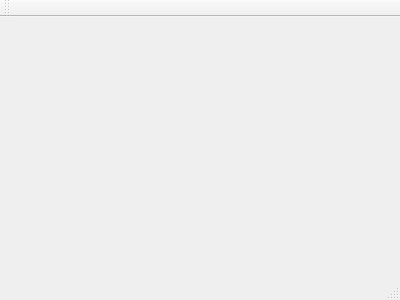
Old version of the form mainwindow.ui in the repository haseebulhassan/MapDownloaderQT.
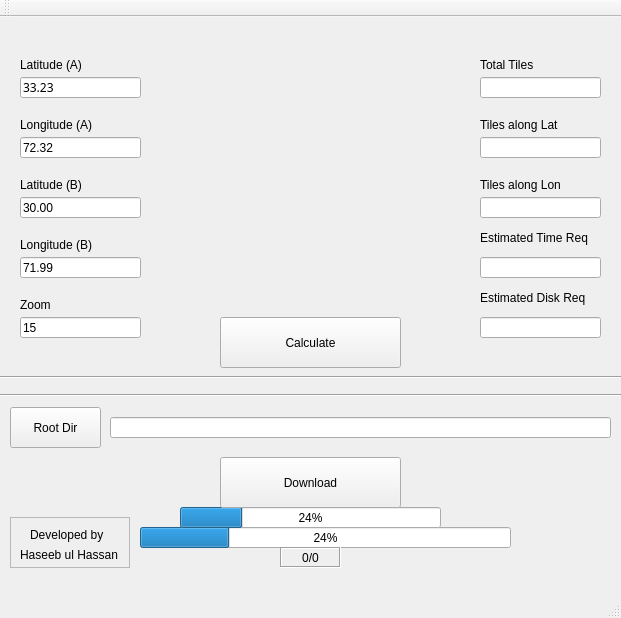
New version of the form. Icons and pictures are not drawn.

Patch:
```diff
--- a/mainwindow.ui
+++ b/mainwindow.ui
@@ -1,24 +1,528 @@
 <ui version="4.0">
  <class>MainWindow</class>
- <widget class="QMainWindow" name="MainWindow" >
-  <property name="geometry" >
+ <widget class="QMainWindow" name="MainWindow">
+  <property name="geometry">
    <rect>
     <x>0</x>
     <y>0</y>
-    <width>400</width>
-    <height>300</height>
+    <width>621</width>
+    <height>618</height>
    </rect>
   </property>
   <property name="windowTitle" >
    <string>MainWindow</string>
   </property>
-  <widget class="QMenuBar" name="menuBar" />
-  <widget class="QToolBar" name="mainToolBar" />
-  <widget class="QWidget" name="centralWidget" />
-  <widget class="QStatusBar" name="statusBar" />
+  <widget class="QWidget" name="centralWidget">
+   <widget class="QProgressBar" name="progressBar">
+    <property name="geometry">
+     <rect>
+      <x>140</x>
+      <y>510</y>
+      <width>371</width>
+      <height>21</height>
+     </rect>
+    </property>
+    <property name="value">
+     <number>24</number>
+    </property>
+   </widget>
+   <widget class="QPushButton" name="pushButton_calculate">
+    <property name="geometry">
+     <rect>
+      <x>220</x>
+      <y>300</y>
+      <width>181</width>
+      <height>51</height>
+     </rect>
+    </property>
+    <property name="text">
+     <string>Calculate</string>
+    </property>
+   </widget>
+   <widget class="QLineEdit" name="lineEdit_latA">
+    <property name="geometry">
+     <rect>
+      <x>20</x>
+      <y>60</y>
+      <width>121</width>
+      <height>21</height>
+     </rect>
+    </property>
+    <property name="font">
+     <font>
+      <family>.SF NS Text</family>
+      <weight>50</weight>
+      <bold>false</bold>
+     </font>
+    </property>
+    <property name="text">
+     <string>33.23</string>
+    </property>
+   </widget>
+   <widget class="QLabel" name="label">
+    <property name="geometry">
+     <rect>
+      <x>20</x>
+      <y>40</y>
+      <width>81</width>
+      <height>16</height>
+     </rect>
+    </property>
+    <property name="text">
+     <string>Latitude (A)</string>
+    </property>
+   </widget>
+   <widget class="QProgressBar" name="progressBar_mini">
+    <property name="geometry">
+     <rect>
+      <x>180</x>
+      <y>490</y>
+      <width>261</width>
+      <height>21</height>
+     </rect>
+    </property>
+    <property name="value">
+     <number>24</number>
+    </property>
+   </widget>
+   <widget class="QLineEdit" name="lineEdit_lonA">
+    <property name="geometry">
+     <rect>
+      <x>20</x>
+      <y>120</y>
+      <width>121</width>
+      <height>21</height>
+     </rect>
+    </property>
+    <property name="text">
+     <string>72.32</string>
+    </property>
+   </widget>
+   <widget class="QLineEdit" name="lineEdit_latB">
+    <property name="geometry">
+     <rect>
+      <x>20</x>
+      <y>180</y>
+      <width>121</width>
+      <height>21</height>
+     </rect>
+    </property>
+    <property name="text">
+     <string>30.00</string>
+    </property>
+   </widget>
+   <widget class="QLabel" name="label_3">
+    <property name="geometry">
+     <rect>
+      <x>20</x>
+      <y>160</y>
+      <width>101</width>
+      <height>16</height>
+     </rect>
+    </property>
+    <property name="text">
+     <string>Latitude (B)</string>
+    </property>
+   </widget>
+   <widget class="QLineEdit" name="lineEdit_lonB">
+    <property name="geometry">
+     <rect>
+      <x>20</x>
+      <y>240</y>
+      <width>121</width>
+      <height>21</height>
+     </rect>
+    </property>
+    <property name="text">
+     <string>71.99</string>
+    </property>
+   </widget>
+   <widget class="QLabel" name="label_4">
+    <property name="geometry">
+     <rect>
+      <x>20</x>
+      <y>220</y>
+      <width>101</width>
+      <height>16</height>
+     </rect>
+    </property>
+    <property name="text">
+     <string>Longitude (B)</string>
+    </property>
+   </widget>
+   <widget class="QLabel" name="pic">
+    <property name="geometry">
+     <rect>
+      <x>180</x>
+      <y>30</y>
+      <width>251</width>
+      <height>261</height>
+     </rect>
+    </property>
+    <property name="text">
+     <string/>
+    </property>
+    <property name="textFormat">
+     <enum>Qt::RichText</enum>
+    </property>
+    <property name="pixmap">
+     <pixmap>map_example1.png</pixmap>
+    </property>
+    <property name="scaledContents">
+     <bool>true</bool>
+    </property>
+   </widget>
+   <widget class="QLineEdit" name="lineEdit_timeReq">
+    <property name="geometry">
+     <rect>
+      <x>480</x>
+      <y>240</y>
+      <width>121</width>
+      <height>21</height>
+     </rect>
+    </property>
+    <property name="readOnly">
+     <bool>true</bool>
+    </property>
+   </widget>
+   <widget class="QLineEdit" name="lineEdit_Lon">
+    <property name="geometry">
+     <rect>
+      <x>480</x>
+      <y>180</y>
+      <width>121</width>
+      <height>21</height>
+     </rect>
+    </property>
+    <property name="readOnly">
+     <bool>true</bool>
+    </property>
+   </widget>
+   <widget class="QLineEdit" name="lineEdit_tilesLat">
+    <property name="geometry">
+     <rect>
+      <x>480</x>
+      <y>120</y>
+      <width>121</width>
+      <height>21</height>
+     </rect>
+    </property>
+    <property name="readOnly">
+     <bool>true</bool>
+    </property>
+   </widget>
+   <widget class="QLabel" name="label_6">
+    <property name="geometry">
+     <rect>
+      <x>480</x>
+      <y>160</y>
+      <width>111</width>
+      <height>16</height>
+     </rect>
+    </property>
+    <property name="text">
+     <string>Tiles along Lon</string>
+    </property>
+   </widget>
+   <widget class="QLabel" name="label_7">
+    <property name="geometry">
+     <rect>
+      <x>480</x>
+      <y>210</y>
+      <width>121</width>
+      <height>21</height>
+     </rect>
+    </property>
+    <property name="text">
+     <string>Estimated Time Req</string>
+    </property>
+   </widget>
+   <widget class="QLabel" name="label_8">
+    <property name="geometry">
+     <rect>
+      <x>480</x>
+      <y>40</y>
+      <width>81</width>
+      <height>16</height>
+     </rect>
+    </property>
+    <property name="text">
+     <string>Total Tiles</string>
+    </property>
+   </widget>
+   <widget class="QLabel" name="label_9">
+    <property name="geometry">
+     <rect>
+      <x>480</x>
+      <y>100</y>
+      <width>111</width>
+      <height>16</height>
+     </rect>
+    </property>
+    <property name="text">
+     <string>Tiles along Lat</string>
+    </property>
+   </widget>
+   <widget class="Line" name="line">
+    <property name="geometry">
+     <rect>
+      <x>0</x>
+      <y>350</y>
+      <width>621</width>
+      <height>21</height>
+     </rect>
+    </property>
+    <property name="orientation">
+     <enum>Qt::Horizontal</enum>
+    </property>
+   </widget>
+   <widget class="QLineEdit" name="lineEdit_zoom">
+    <property name="geometry">
+     <rect>
+      <x>20</x>
+      <y>300</y>
+      <width>121</width>
+      <height>21</height>
+     </rect>
+    </property>
+    <property name="text">
+     <string>15</string>
+    </property>
+   </widget>
+   <widget class="QLabel" name="label_10">
+    <property name="geometry">
+     <rect>
+      <x>20</x>
+      <y>280</y>
+      <width>101</width>
+      <height>16</height>
+     </rect>
+    </property>
+    <property name="text">
+     <string>Zoom </string>
+    </property>
+   </widget>
+   <widget class="QLineEdit" name="lineEdit_diskReq">
+    <property name="geometry">
+     <rect>
+      <x>480</x>
+      <y>300</y>
+      <width>121</width>
+      <height>21</height>
+     </rect>
+    </property>
+    <property name="readOnly">
+     <bool>true</bool>
+    </property>
+   </widget>
+   <widget class="QLabel" name="label_11">
+    <property name="geometry">
+     <rect>
+      <x>480</x>
+      <y>270</y>
+      <width>121</width>
+      <height>21</height>
+     </rect>
+    </property>
+    <property name="text">
+     <string>Estimated Disk Req</string>
+    </property>
+   </widget>
+   <widget class="QPushButton" name="pushButton_download">
+    <property name="geometry">
+     <rect>
+      <x>220</x>
+      <y>440</y>
+      <width>181</width>
+      <height>51</height>
+     </rect>
+    </property>
+    <property name="text">
+     <string>Download</string>
+    </property>
+   </widget>
+   <widget class="Line" name="line_2">
+    <property name="geometry">
+     <rect>
+      <x>0</x>
+      <y>370</y>
+      <width>621</width>
+      <height>16</height>
+     </rect>
+    </property>
+    <property name="orientation">
+     <enum>Qt::Horizontal</enum>
+    </property>
+   </widget>
+   <widget class="QLabel" name="label_progress">
+    <property name="geometry">
+     <rect>
+      <x>280</x>
+      <y>530</y>
+      <width>61</width>
+      <height>21</height>
+     </rect>
+    </property>
+    <property name="frameShape">
+     <enum>QFrame::Box</enum>
+    </property>
+    <property name="frameShadow">
+     <enum>QFrame::Sunken</enum>
+    </property>
+    <property name="text">
+     <string>0/0</string>
+    </property>
+    <property name="scaledContents">
+     <bool>false</bool>
+    </property>
+    <property name="alignment">
+     <set>Qt::AlignCenter</set>
+    </property>
+   </widget>
+   <widget class="QFrame" name="frame">
+    <property name="geometry">
+     <rect>
+      <x>10</x>
+      <y>500</y>
+      <width>120</width>
+      <height>51</height>
+     </rect>
+    </property>
+    <property name="frameShape">
+     <enum>QFrame::StyledPanel</enum>
+    </property>
+    <property name="frameShadow">
+     <enum>QFrame::Raised</enum>
+    </property>
+    <widget class="QLabel" name="label_14">
+     <property name="geometry">
+      <rect>
+       <x>10</x>
+       <y>30</y>
+       <width>111</width>
+       <height>16</height>
+      </rect>
+     </property>
+     <property name="text">
+      <string>Haseeb ul Hassan</string>
+     </property>
+    </widget>
+    <widget class="QLabel" name="label_13">
+     <property name="geometry">
+      <rect>
+       <x>20</x>
+       <y>10</y>
+       <width>91</width>
+       <height>16</height>
+      </rect>
+     </property>
+     <property name="text">
+      <string>Developed by</string>
+     </property>
+    </widget>
+   </widget>
+   <widget class="QLineEdit" name="lineEdit_rootdir">
+    <property name="geometry">
+     <rect>
+      <x>110</x>
+      <y>400</y>
+      <width>501</width>
+      <height>21</height>
+     </rect>
+    </property>
+   </widget>
+   <widget class="QPushButton" name="pushButton_rootdir">
+    <property name="geometry">
+     <rect>
+      <x>10</x>
+      <y>390</y>
+      <width>91</width>
+      <height>41</height>
+     </rect>
+    </property>
+    <property name="text">
+     <string>Root Dir</string>
+    </property>
+   </widget>
+   <widget class="QLabel" name="label_2">
+    <property name="geometry">
+     <rect>
+      <x>20</x>
+      <y>100</y>
+      <width>91</width>
+      <height>16</height>
+     </rect>
+    </property>
+    <property name="text">
+     <string>Longitude (A)</string>
+    </property>
+   </widget>
+   <widget class="QLineEdit" name="lineEdit_totaltiles">
+    <property name="geometry">
+     <rect>
+      <x>480</x>
+      <y>60</y>
+      <width>121</width>
+      <height>21</height>
+     </rect>
+    </property>
+    <property name="readOnly">
+     <bool>true</bool>
+    </property>
+   </widget>
+   <zorder>progressBar</zorder>
+   <zorder>pushButton_calculate</zorder>
+   <zorder>lineEdit_latA</zorder>
+   <zorder>label</zorder>
+   <zorder>progressBar_mini</zorder>
+   <zorder>lineEdit_lonA</zorder>
+   <zorder>lineEdit_latB</zorder>
+   <zorder>label_3</zorder>
+   <zorder>lineEdit_lonB</zorder>
+   <zorder>label_4</zorder>
+   <zorder>lineEdit_timeReq</zorder>
+   <zorder>lineEdit_Lon</zorder>
+   <zorder>lineEdit_tilesLat</zorder>
+   <zorder>label_6</zorder>
+   <zorder>label_7</zorder>
+   <zorder>label_8</zorder>
+   <zorder>label_9</zorder>
+   <zorder>line</zorder>
+   <zorder>lineEdit_zoom</zorder>
+   <zorder>label_10</zorder>
+   <zorder>lineEdit_diskReq</zorder>
+   <zorder>label_11</zorder>
+   <zorder>pushButton_download</zorder>
+   <zorder>line_2</zorder>
+   <zorder>label_progress</zorder>
+   <zorder>frame</zorder>
+   <zorder>lineEdit_rootdir</zorder>
+   <zorder>pushButton_rootdir</zorder>
+   <zorder>label_2</zorder>
+   <zorder>lineEdit_totaltiles</zorder>
+   <zorder>pic</zorder>
+  </widget>
+  <widget class="QMenuBar" name="menuBar">
+   <property name="geometry">
+    <rect>
+     <x>0</x>
+     <y>0</y>
+     <width>621</width>
+     <height>22</height>
+    </rect>
+   </property>
+  </widget>
+  <widget class="QToolBar" name="mainToolBar">
+   <attribute name="toolBarArea">
+    <enum>TopToolBarArea</enum>
+   </attribute>
+   <attribute name="toolBarBreak">
+    <bool>false</bool>
+   </attribute>
+  </widget>
+  <widget class="QStatusBar" name="statusBar"/>
  </widget>
- <layoutDefault spacing="6" margin="11" />
- <pixmapfunction></pixmapfunction>
+ <layoutdefault spacing="6" margin="11"/>
  <resources/>
  <connections/>
 </ui>
```
Left out of the diff: 5 changed lines with no effect on the pictures.
